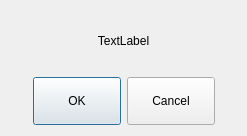
Qt form hcmanualoperation/icinformationdialog.ui (GaussCheng/2-5AxisPunch) before a commit.
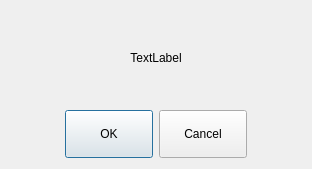
The same form after that commit. Icons and pictures are not drawn.

```diff
--- a/hcmanualoperation/icinformationdialog.ui
+++ b/hcmanualoperation/icinformationdialog.ui
@@ -6,8 +6,8 @@
    <rect>
     <x>0</x>
     <y>0</y>
-    <width>247</width>
-    <height>136</height>
+    <width>312</width>
+    <height>169</height>
    </rect>
   </property>
   <property name="windowTitle">
```
Left out of the diff: 4 changed lines with no effect on the pictures.
